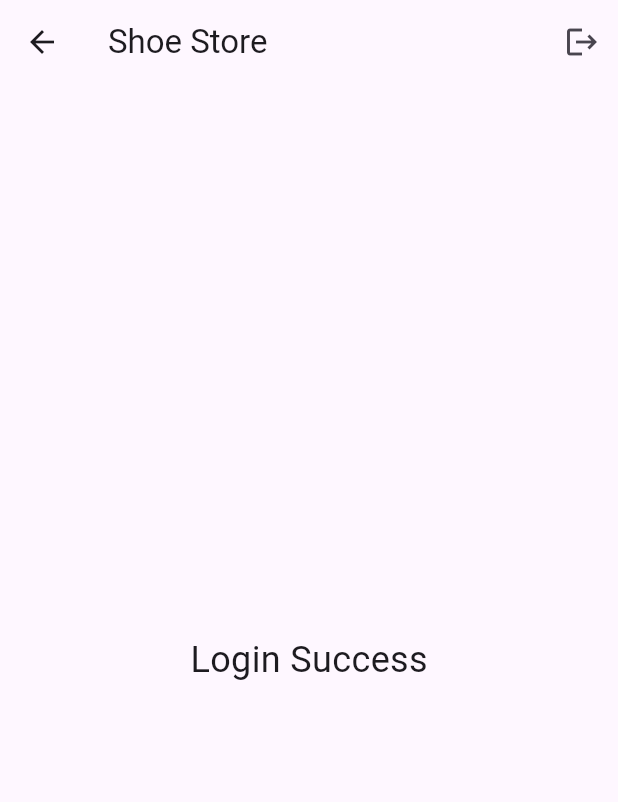
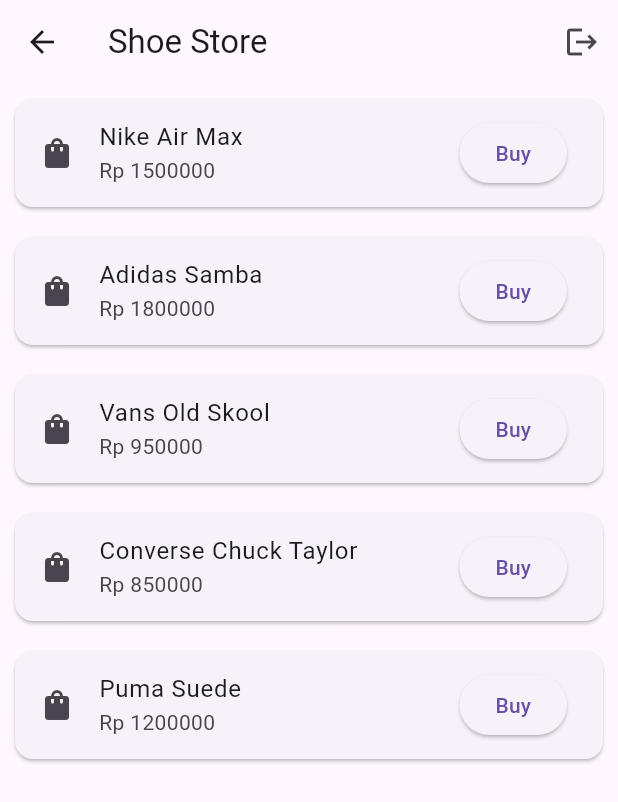
Before and after one commit to Shikarinzifu/uas_shoe_store, a Flutter app: the HomePage screen opened directly, on a phone screen of 412 x 824 dp. Shown: the top 802 px of the screen. Run offline on Flutter 3.47's test engine with Material 3 defaults, Android fonts, the light colour scheme and no system bars; our stand-ins replace firebase_auth, firebase_core; accounts and stored records are empty.

Commit message:
menambahkan catalog

```diff
--- a/lib/main.dart
+++ b/lib/main.dart
@@ -170,6 +170,14 @@
 class HomePage extends StatelessWidget {
   const HomePage({super.key});
 
+  final List<Map<String, dynamic>> shoes = const [
+    {"name": "Nike Air Max", "price": 1500000},
+    {"name": "Adidas Samba", "price": 1800000},
+    {"name": "Vans Old Skool", "price": 950000},
+    {"name": "Converse Chuck Taylor", "price": 850000},
+    {"name": "Puma Suede", "price": 1200000},
+  ];
+
   Future logout(BuildContext context) async {
     await FirebaseAuth.instance.signOut();
 
@@ -191,11 +199,30 @@
           )
         ],
       ),
-      body: const Center(
-        child: Text(
-          "Login Success",
-          style: TextStyle(fontSize: 24),
-        ),
+      body: ListView.builder(
+        itemCount: shoes.length,
+        itemBuilder: (context, index) {
+          final item = shoes[index];
+
+          return Card(
+            margin: const EdgeInsets.all(10),
+            child: ListTile(
+              leading: const Icon(Icons.shopping_bag),
+              title: Text(item["name"]),
+              subtitle: Text("Rp ${item["price"]}"),
+              trailing: ElevatedButton(
+                onPressed: () {
+                  ScaffoldMessenger.of(context).showSnackBar(
+                    SnackBar(
+                      content: Text("${item["name"]} added to cart"),
+                    ),
+                  );
+                },
+                child: const Text("Buy"),
+              ),
+            ),
+          );
+        },
       ),
     );
   }
```
